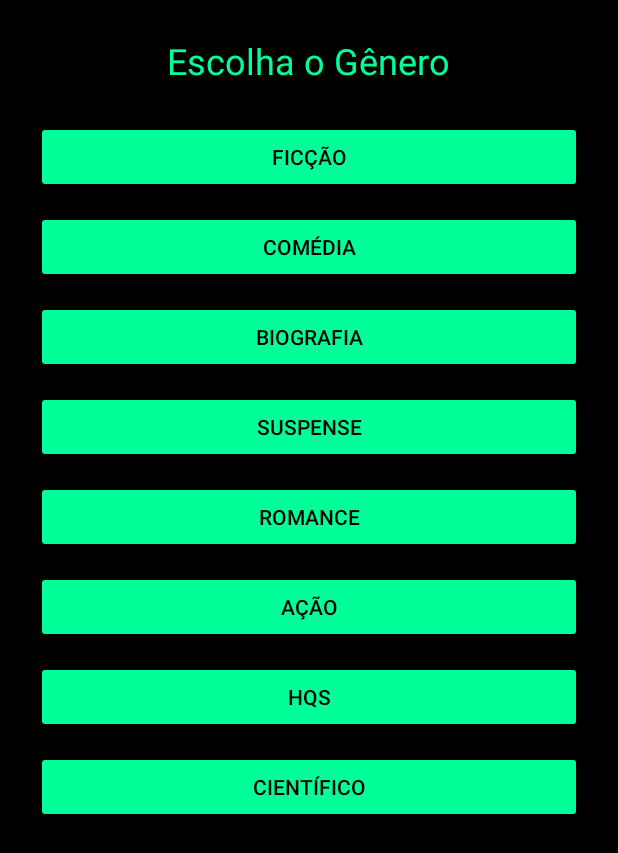
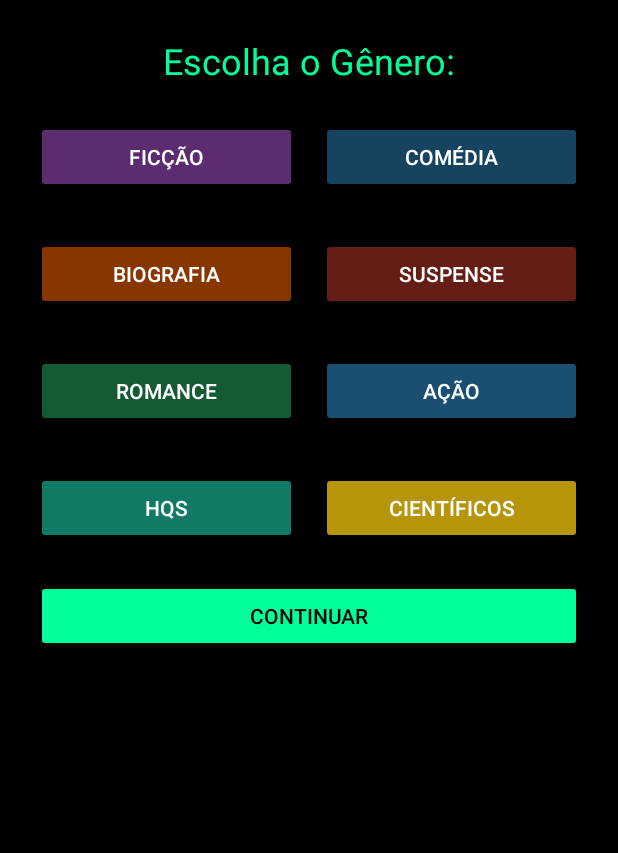
Before and after one commit to Victor-Diniz-Dev/mobile-book-now-app, an Android app: the GeneroActivity screen opened directly, with no data from a screen before it, on a phone screen of 412 x 824 dp. Shown: the top 853 px of the screen. Run offline under Robolectric (Android 15) with nearby library versions, the phone set to English and light mode, and no system bars.

Commit message:
Correcao cores e layout tela de genero

```diff
--- a/BookNow_KotlinApp2705/app/src/main/res/layout/activity_genero.xml
+++ b/BookNow_KotlinApp2705/app/src/main/res/layout/activity_genero.xml
@@ -12,83 +12,137 @@
         android:layout_height="wrap_content">
 
         <TextView
-            android:text="Escolha o Gênero"
+            android:text="Escolha o Gênero:"
             android:textSize="24sp"
             android:textColor="#00FF99"
             android:layout_marginBottom="24dp"
             android:layout_width="wrap_content"
-            android:layout_height="wrap_content"/>
+            android:layout_height="wrap_content" />
+
+        <!-- LINHA 1 -->
+        <LinearLayout
+            android:orientation="horizontal"
+            android:layout_width="match_parent"
+            android:layout_height="wrap_content"
+            android:gravity="center"
+            android:layout_marginBottom="30dp">
 
             <Button
                 android:id="@+id/btnFiccao"
                 android:text="Ficção"
-            android:layout_width="match_parent"
+                android:layout_weight="1"
+                android:layout_width="0dp"
                 android:layout_height="wrap_content"
-            android:backgroundTint="#00FF99"
-            android:textColor="#000000"
-            android:layout_marginBottom="12dp"/>
+                android:backgroundTint="#5B2C6F"
+                android:textColor="#FFFFFF"
+                android:layout_marginEnd="8dp" />
 
             <Button
                 android:id="@+id/btnComedia"
                 android:text="Comédia"
+                android:layout_weight="1"
+                android:layout_width="0dp"
+                android:layout_height="wrap_content"
+                android:backgroundTint="#154360"
+                android:textColor="#FFFFFF"
+                android:layout_marginStart="8dp" />
+        </LinearLayout>
+
+        <!-- LINHA 2 -->
+        <LinearLayout
+            android:orientation="horizontal"
             android:layout_width="match_parent"
             android:layout_height="wrap_content"
-            android:backgroundTint="#00FF99"
-            android:textColor="#000000"
-            android:layout_marginBottom="12dp"/>
+            android:gravity="center"
+            android:layout_marginBottom="30dp">
 
             <Button
                 android:id="@+id/btnBiografia"
                 android:text="Biografia"
-            android:layout_width="match_parent"
+                android:layout_weight="1"
+                android:layout_width="0dp"
                 android:layout_height="wrap_content"
-            android:backgroundTint="#00FF99"
-            android:textColor="#000000"
-            android:layout_marginBottom="12dp"/>
+                android:backgroundTint="#873600"
+                android:textColor="#FFFFFF"
+                android:layout_marginEnd="8dp" />
 
             <Button
                 android:id="@+id/btnSuspense"
                 android:text="Suspense"
+                android:layout_weight="1"
+                android:layout_width="0dp"
+                android:layout_height="wrap_content"
+                android:backgroundTint="#641E16"
+                android:textColor="#FFFFFF"
+                android:layout_marginStart="8dp" />
+        </LinearLayout>
+
+        <!-- LINHA 3 -->
+        <LinearLayout
+            android:orientation="horizontal"
             android:layout_width="match_parent"
             android:layout_height="wrap_content"
-            android:backgroundTint="#00FF99"
-            android:textColor="#000000"
-            android:layout_marginBottom="12dp"/>
+            android:gravity="center"
+            android:layout_marginBottom="30dp">
 
             <Button
                 android:id="@+id/btnRomance"
                 android:text="Romance"
-            android:layout_width="match_parent"
+                android:layout_weight="1"
+                android:layout_width="0dp"
                 android:layout_height="wrap_content"
-            android:backgroundTint="#00FF99"
-            android:textColor="#000000"
-            android:layout_marginBottom="12dp"/>
+                android:backgroundTint="#145A32"
+                android:textColor="#FFFFFF"
+                android:layout_marginEnd="8dp" />
 
             <Button
                 android:id="@+id/btnAcao"
                 android:text="Ação"
+                android:layout_weight="1"
+                android:layout_width="0dp"
+                android:layout_height="wrap_content"
+                android:backgroundTint="#1B4F72"
+                android:textColor="#FFFFFF"
+                android:layout_marginStart="8dp" />
+        </LinearLayout>
+
+        <!-- LINHA 4 -->
+        <LinearLayout
+            android:orientation="horizontal"
             android:layout_width="match_parent"
             android:layout_height="wrap_content"
-            android:backgroundTint="#00FF99"
-            android:textColor="#000000"
-            android:layout_marginBottom="12dp"/>
+            android:gravity="center"
+            android:layout_marginBottom="24dp">
 
             <Button
                 android:id="@+id/btnHq"
                 android:text="HQs"
-            android:layout_width="match_parent"
+                android:layout_weight="1"
+                android:layout_width="0dp"
                 android:layout_height="wrap_content"
-            android:backgroundTint="#00FF99"
-            android:textColor="#000000"
-            android:layout_marginBottom="12dp"/>
+                android:backgroundTint="#117A65"
+                android:textColor="#FFFFFF"
+                android:layout_marginEnd="8dp" />
 
             <Button
                 android:id="@+id/btnCientifico"
-            android:text="Científico"
+                android:text="Científicos"
+                android:layout_weight="1"
+                android:layout_width="0dp"
+                android:layout_height="wrap_content"
+                android:backgroundTint="#B7950B"
+                android:textColor="#FFFFFF"
+                android:layout_marginStart="8dp" />
+        </LinearLayout>
+
+        <!-- Botão Continuar -->
+        <Button
+            android:id="@+id/btnContinuar"
+            android:text="CONTINUAR"
+            android:backgroundTint="#00FF99"
+            android:textColor="#000000"
             android:layout_width="match_parent"
-            android:layout_height="wrap_content"
-            android:backgroundTint="#00FF99"
-            android:textColor="#000000"/>
+            android:layout_height="wrap_content" />
 
     </LinearLayout>
 </ScrollView>
```
Lines whose indentation alone changed are shown as unchanged.
